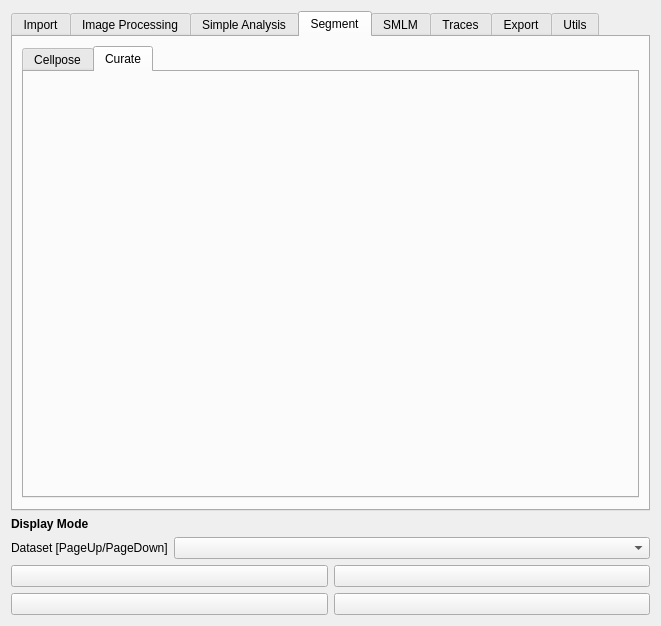
Qt form src/napari_pixseq/GUI/pixseq_ui.ui (piedrro/napari-molseeq) before a commit.
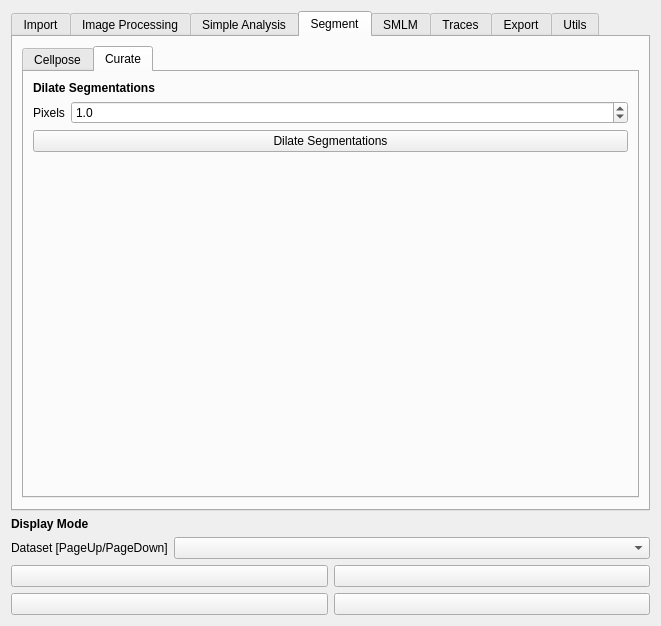
The same form after that commit. The open tabs and pages were chosen to show the change.

Commit message: added segmentation dilation

```diff
--- a/src/napari_pixseq/GUI/pixseq_ui.ui
+++ b/src/napari_pixseq/GUI/pixseq_ui.ui
@@ -1544,6 +1544,68 @@
           <attribute name="title">
            <string>Curate</string>
           </attribute>
+          <layout class="QVBoxLayout" name="verticalLayout_30">
+           <item>
+            <widget class="QLabel" name="label_103">
+             <property name="font">
+              <font>
+               <weight>75</weight>
+               <bold>true</bold>
+              </font>
+             </property>
+             <property name="text">
+              <string>Dilate Segmentations</string>
+             </property>
+            </widget>
+           </item>
+           <item>
+            <layout class="QFormLayout" name="formLayout_26">
+             <item row="0" column="0">
+              <widget class="QLabel" name="label_111">
+               <property name="text">
+                <string>Pixels</string>
+               </property>
+              </widget>
+             </item>
+             <item row="0" column="1">
+              <widget class="QDoubleSpinBox" name="dilatation_size">
+               <property name="decimals">
+                <number>1</number>
+               </property>
+               <property name="minimum">
+                <double>0.100000000000000</double>
+               </property>
+               <property name="maximum">
+                <double>10.000000000000000</double>
+               </property>
+               <property name="value">
+                <double>1.000000000000000</double>
+               </property>
+              </widget>
+             </item>
+            </layout>
+           </item>
+           <item>
+            <widget class="QPushButton" name="dilate_segmentations">
+             <property name="text">
+              <string>Dilate Segmentations</string>
+             </property>
+            </widget>
+           </item>
+           <item>
+            <spacer name="verticalSpacer_27">
+             <property name="orientation">
+              <enum>Qt::Vertical</enum>
+             </property>
+             <property name="sizeHint" stdset="0">
+              <size>
+               <width>20</width>
+               <height>40</height>
+              </size>
+             </property>
+            </spacer>
+           </item>
+          </layout>
          </widget>
         </widget>
        </item>
```
The commit also changes 5 other files.
